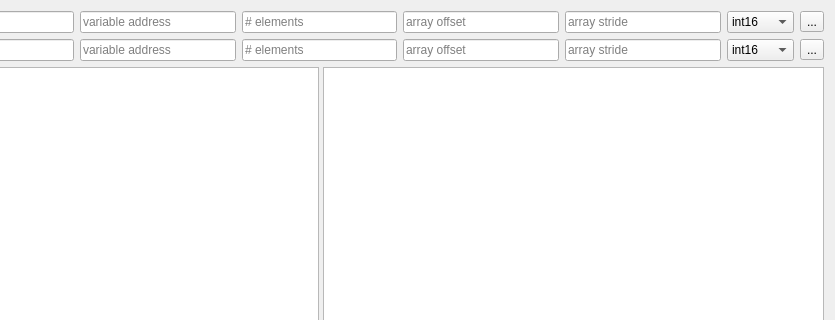
Old version of the form src/SeerArrayVisualizerWidget.ui in the repository epasveer/seer; both pictures show x 137 to 972 and y 0 to 320 of the 972 by 704 pixel window.
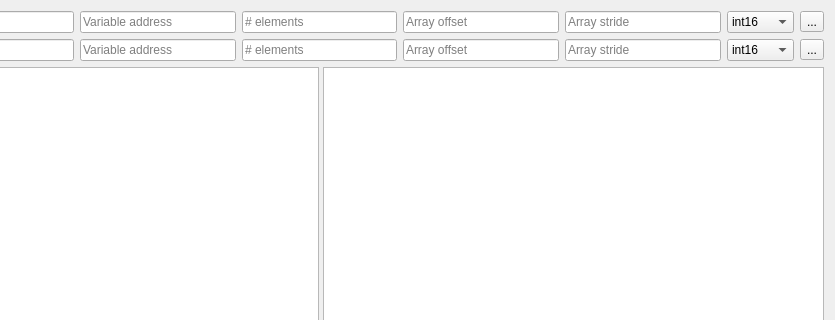
New version of the form. Icons and pictures are not drawn. Custom widgets are drawn as their Qt base class.

Commit message: Finished Array Visualizer having a X, Y, XX, YY, or XY arrays.

```diff
--- a/src/SeerArrayVisualizerWidget.ui
+++ b/src/SeerArrayVisualizerWidget.ui
@@ -25,7 +25,7 @@
         <string/>
        </property>
        <property name="placeholderText">
-        <string>array stride</string>
+        <string>Array stride</string>
        </property>
        <property name="clearButtonEnabled">
         <bool>true</bool>
@@ -88,7 +88,7 @@
         <string/>
        </property>
        <property name="placeholderText">
-        <string>array stride</string>
+        <string>Array stride</string>
        </property>
        <property name="clearButtonEnabled">
         <bool>true</bool>
@@ -150,7 +150,7 @@
         <string/>
        </property>
        <property name="placeholderText">
-        <string>array offset</string>
+        <string>Array offset</string>
        </property>
        <property name="clearButtonEnabled">
         <bool>true</bool>
@@ -229,7 +229,7 @@
         <bool>true</bool>
        </property>
        <property name="placeholderText">
-        <string>variable address</string>
+        <string>Variable address</string>
        </property>
        <property name="clearButtonEnabled">
         <bool>false</bool>
@@ -248,7 +248,7 @@
         <string/>
        </property>
        <property name="placeholderText">
-        <string>array offset</string>
+        <string>Array offset</string>
        </property>
        <property name="clearButtonEnabled">
         <bool>true</bool>
@@ -264,7 +264,7 @@
         <bool>true</bool>
        </property>
        <property name="placeholderText">
-        <string>variable address</string>
+        <string>Variable address</string>
        </property>
        <property name="clearButtonEnabled">
         <bool>false</bool>
```
Left out of the diff: 2 changed lines with no effect on the pictures. The commit also changes 4 other files.
